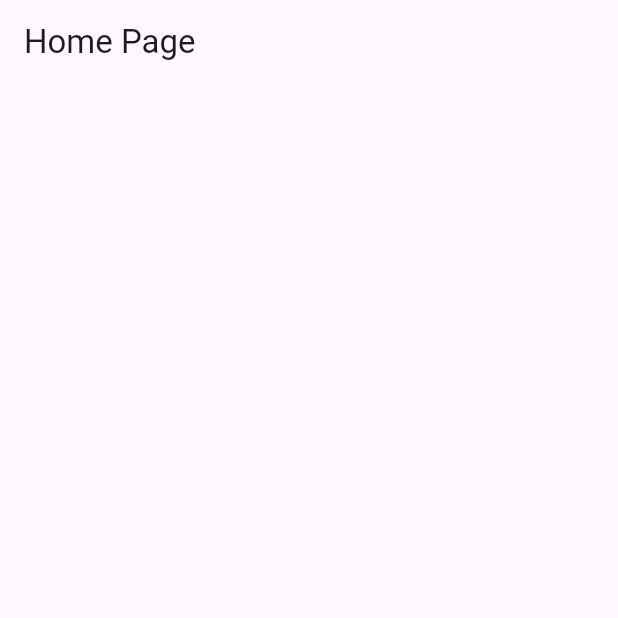
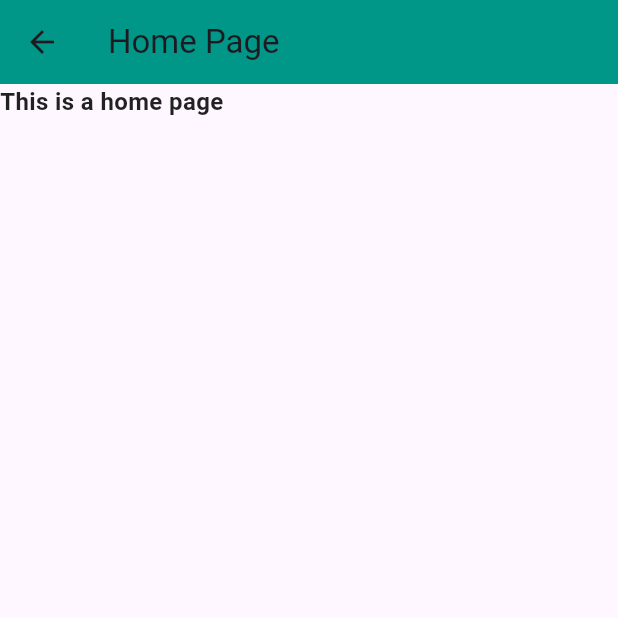
Before and after one commit to sudipchaudhary30/just_hike, a Flutter app: the HomeScreen screen opened directly, on a phone screen of 412 x 824 dp, the top half of it. Run offline on Flutter 3.47's test engine with Material 3 defaults, Android fonts, the phone set to English and light mode, and no system bars.

Commit message:
Themes and font

```diff
--- /dev/null
+++ b/lib/screens/bottom_screen/home_screen.dart
@@ -0,0 +1,29 @@
+import 'package:flutter/material.dart';
+
+class HomeScreen extends StatefulWidget {
+  const HomeScreen({super.key});
+
+  @override
+  State<HomeScreen> createState() => _HomeScreenState();
+}
+
+class _HomeScreenState extends State<HomeScreen> {
+  @override
+  Widget build(BuildContext context) {
+    return Scaffold(
+      appBar: AppBar(title: Text("Home Page"), backgroundColor: Colors.teal),
+      body: Column(
+        children: [
+          Text(
+            "This is a home page",
+            style: TextStyle(
+              color: Colors.black87,
+              fontSize: 16,
+              fontWeight: FontWeight.w600,
+            ),
+          ),
+        ],
+      ),
+    );
+  }
+}
--- a/lib/screens/home_screen.dart
+++ /dev/null
@@ -1,15 +0,0 @@
-import 'package:flutter/material.dart';
-
-class HomeScreen extends StatefulWidget {
-  const HomeScreen({super.key});
-
-  @override
-  State<HomeScreen> createState() => _HomeScreenState();
-}
-
-class _HomeScreenState extends State<HomeScreen> {
-  @override
-  Widget build(BuildContext context) {
-    return Scaffold(appBar: AppBar(title: Text("Home Page")));
-  }
-}
```
Also changed, not shown: lib/screens/Theme/theme_data.dart (added, +21 -0 lines), lib/screens/bottom_screen/explore_screen.dart (added, +15 -0 lines), lib/screens/bottom_screen/my_trips_screen.dart (added, +19 -0 lines), lib/screens/bottom_screen/profile_screen.dart (added, +15 -0 lines), lib/screens/bottom_screen_layout.dart (added, +52 -0 lines), lib/screens/login_screen.dart (+6 -4 lines), lib/screens/register_screen.dart (+3 -9 lines), pubspec.yaml (+10 -0 lines), assets/fonts/OpenSans-Bold.ttf (added), assets/fonts/OpenSans-Italic.ttf (added), assets/fonts/OpenSans-Regular.ttf (added), lib/widgets/card_widget.dart (added), 1 other file.
